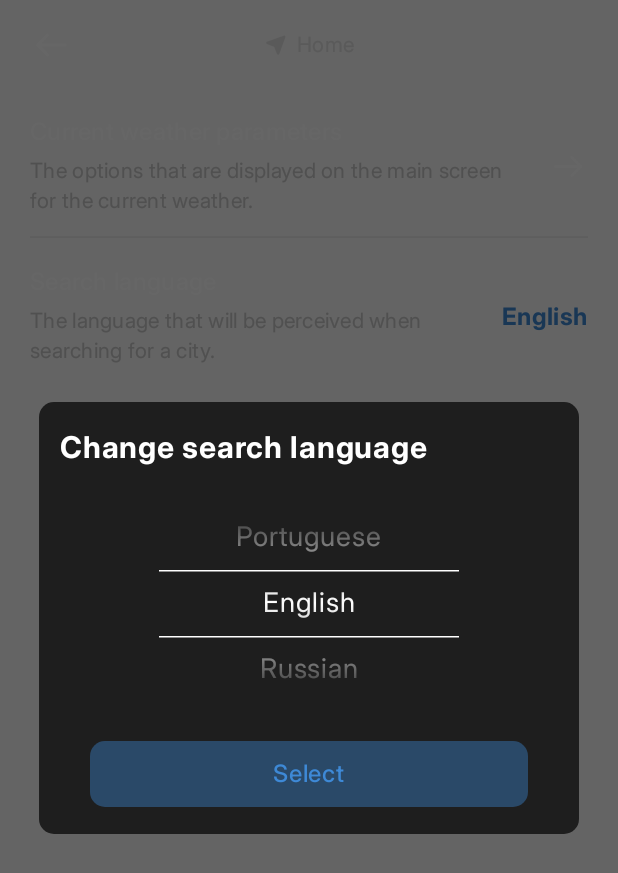
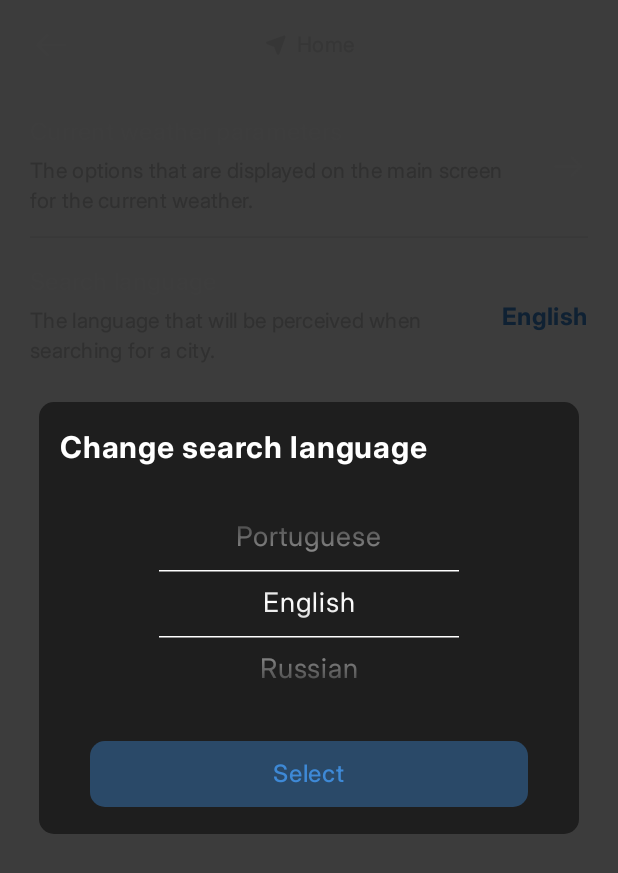
Before and after one commit to zheniaregbl/atmosphere, an Android app built with Jetpack Compose: the composable SettingsScreen shown on its own in the app's theme, after a tap on "Search language", on a phone screen of 412 x 824 dp. Shown: the top 873 px of the screen. Run offline under Robolectric (Android 15) with nearby library versions, the phone set to English and light mode, and no system bars; our stand-ins replace Compose Multiplatform resources, Voyager; 2 statements that could not run were skipped.

Commit message:
fix: fix scrim behavior in DialogPopup by creating custom scrim

```diff
--- a/core/src/commonMain/kotlin/ru/syndicate/atmosphere/core/presentation/components/DialogMenu.kt
+++ b/core/src/commonMain/kotlin/ru/syndicate/atmosphere/core/presentation/components/DialogPopup.kt
@@ -2,11 +2,14 @@ package ru.syndicate.atmosphere.core.presentation.components
 
 import androidx.compose.animation.AnimatedVisibility
 import androidx.compose.animation.core.Spring
+import androidx.compose.animation.core.TweenSpec
+import androidx.compose.animation.core.animateFloatAsState
 import androidx.compose.animation.core.spring
 import androidx.compose.animation.fadeIn
 import androidx.compose.animation.fadeOut
 import androidx.compose.animation.slideInVertically
 import androidx.compose.animation.slideOutVertically
+import androidx.compose.foundation.Canvas
 import androidx.compose.foundation.gestures.detectTapGestures
 import androidx.compose.foundation.layout.Box
 import androidx.compose.foundation.layout.fillMaxSize
@@ -25,13 +28,14 @@ import androidx.compose.runtime.setValue
 import androidx.compose.ui.Alignment
 import androidx.compose.ui.Modifier
 import androidx.compose.ui.draw.clip
+import androidx.compose.ui.graphics.Color
 import androidx.compose.ui.input.pointer.pointerInput
 import androidx.compose.ui.unit.dp
 import androidx.compose.ui.window.Dialog
 import androidx.compose.ui.window.DialogProperties
 
 @Composable
-internal fun DialogMenu(
+internal fun DialogPopup(
     showDialog: Boolean,
     onDismissRequest: () -> Unit,
     content: @Composable () -> Unit
@@ -60,6 +64,12 @@ internal fun DialogMenu(
                 var animateIn by remember { mutableStateOf(false) }
 
                 LaunchedEffect(Unit) { animateIn = true }
+
+                Scrim(
+                    visible = animateIn && showDialog,
+                    color = Color.Black.copy(alpha = 0.4f),
+                    onDismissRequest = onDismissRequest
+                )
 
                 AnimatedVisibility(
                     visible = animateIn && showDialog,
@@ -104,3 +114,25 @@ internal fun DialogMenu(
         }
     }
 }
+
+@Composable
+private fun Scrim(
+    visible: Boolean,
+    color: Color,
+    onDismissRequest: () -> Unit
+) {
+
+    val alpha by animateFloatAsState(
+        targetValue = if (visible) 1f else 0f,
+        animationSpec = TweenSpec(),
+        label = "Scrim"
+    )
+
+    Canvas(
+        modifier = Modifier
+            .fillMaxSize()
+            .pointerInput(Unit) { detectTapGestures { onDismissRequest() } }
+    ) {
+        drawRect(color = color, alpha = alpha)
+    }
+}
--- a/core/src/commonMain/kotlin/ru/syndicate/atmosphere/core/presentation/components/LanguageDialog.kt
+++ b/core/src/commonMain/kotlin/ru/syndicate/atmosphere/core/presentation/components/LanguageDialog.kt
@@ -43,7 +43,7 @@ fun LanguageDialog(
     onDismissRequest: () -> Unit = { }
 ) {
 
-    DialogMenu(
+    DialogPopup(
         showDialog = showDialog,
         onDismissRequest = onDismissRequest
     ) {
```
